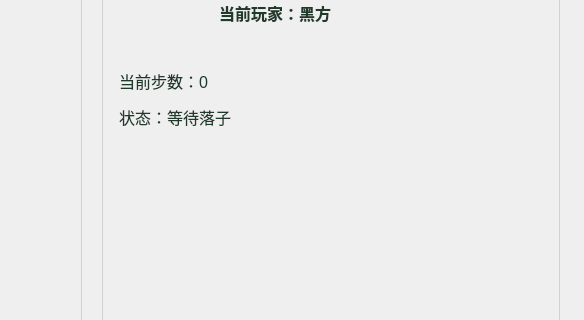
Qt form src/ui/mainwindow.ui (zzzz-1111/gomoku) before a commit; both pictures show x 616 to 1200 and y 166 to 486 of the 1200 by 824 pixel window.
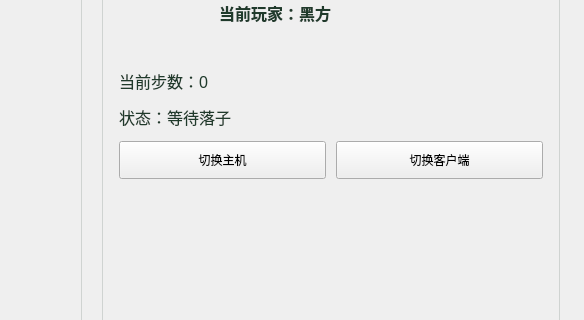
The same form after that commit. The open tabs and pages were chosen to show the change. Icons and pictures are not drawn.

```diff
--- a/src/ui/mainwindow.ui
+++ b/src/ui/mainwindow.ui
@@ -520,6 +520,51 @@
                </property>
               </widget>
              </item>
+            <item>
+             <layout class="QHBoxLayout" name="debugRoleButtonLayout">
+              <property name="spacing">
+               <number>10</number>
+              </property>
+              <property name="leftMargin">
+               <number>0</number>
+              </property>
+              <property name="topMargin">
+               <number>0</number>
+              </property>
+              <property name="rightMargin">
+               <number>0</number>
+              </property>
+              <property name="bottomMargin">
+               <number>0</number>
+              </property>
+              <item>
+               <widget class="QPushButton" name="debugHostButton">
+                <property name="minimumSize">
+                 <size>
+                  <width>0</width>
+                  <height>38</height>
+                 </size>
+                </property>
+                <property name="text">
+                 <string>切换主机</string>
+                </property>
+               </widget>
+              </item>
+              <item>
+               <widget class="QPushButton" name="debugClientButton">
+                <property name="minimumSize">
+                 <size>
+                  <width>0</width>
+                  <height>38</height>
+                 </size>
+                </property>
+                <property name="text">
+                 <string>切换客户端</string>
+                </property>
+               </widget>
+              </item>
+             </layout>
+            </item>
              <item>
               <spacer name="infoBottomSpacer">
                <property name="orientation">
```
Left out of the diff: 18 changed lines with no effect on the pictures. Lines whose indentation alone changed are shown as unchanged.
